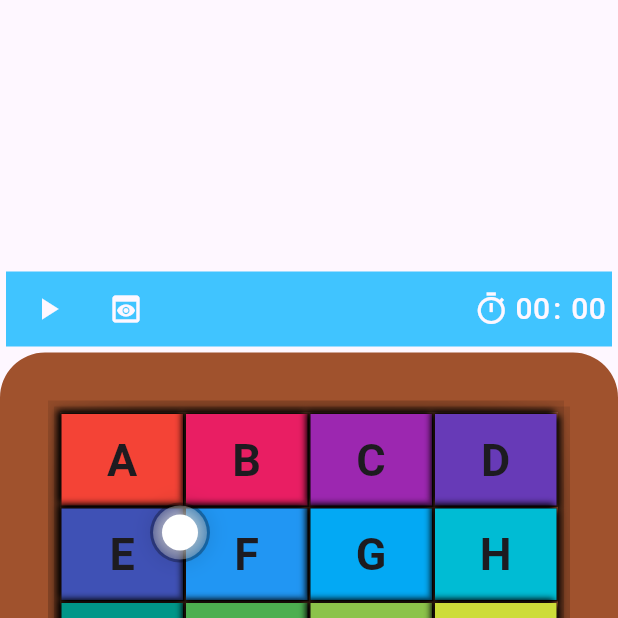
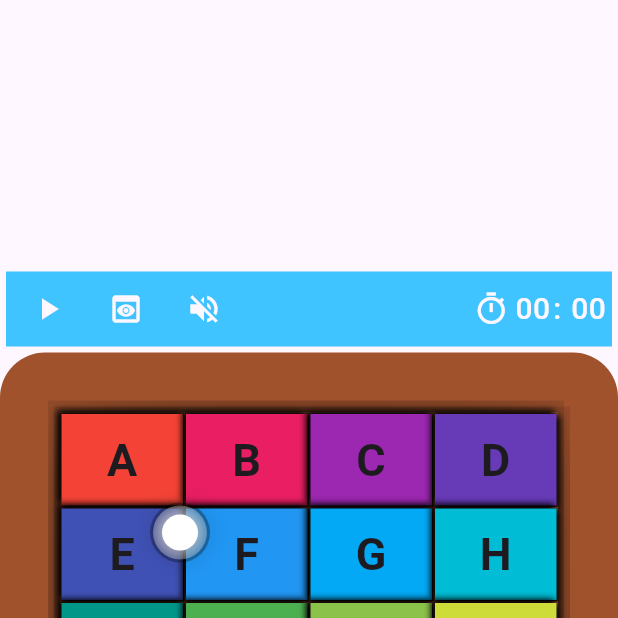
Before and after one commit to ManuelAlex/picture_tile_slider, a Flutter app: the screen it shows after launch, on a phone screen of 412 x 824 dp, the top half of it. Run offline on Flutter 3.47's test engine with Material 3 defaults, Android fonts, the light colour scheme and no system bars; our stand-ins replace audioplayers, image_picker.

Commit message:
minimal implementation of game sound

```diff
--- a/lib/game_board.dart
+++ b/lib/game_board.dart
@@ -74,7 +74,7 @@ class _GameBoardState extends State<GameBoard> {
       isAnimating = true; // Set animation flag to true
     });
 
-    widget.items.swapItem(!widget.gameEngine.isPaused, index);
+    widget.items.swapItem(!widget.gameEngine.isPaused, index, () {});
 
     // Trigger the state update after animation completes
     Future.delayed(const Duration(milliseconds: 90), () {
--- a/lib/game_engine.dart
+++ b/lib/game_engine.dart
@@ -1,6 +1,7 @@
 import 'dart:async';
 
 import 'package:flutter/material.dart';
+import 'package:picture_tile_slider/sound_player.dart';
 
 class GameEngine {
   final ValueNotifier<Duration> _currentTimeNotifier =
@@ -8,6 +9,7 @@ class GameEngine {
   ValueNotifier<Duration> get currentTimeNotifier => _currentTimeNotifier;
 
   final Stopwatch _stopwatch = Stopwatch();
+  final SoundPlayer soundPlayer = SoundPlayer();
   Timer? _timer;
   // final String _currentTime = '0.00';
 
@@ -28,6 +30,7 @@ class GameEngine {
       final Duration elapsed = _stopwatch.elapsed;
       _currentTimeNotifier.value = elapsed;
     });
+    soundPlayer.isSoundEnabled = true;
   }
 
   // Stops the game and resets the timer
@@ -36,13 +39,14 @@ class GameEngine {
     _stopwatch.reset(); // Reset the stopwatch.
     _timer?.cancel();
     _currentTimeNotifier.value = Duration.zero; // Reset the displayed time.
+    soundPlayer.isSoundEnabled = false;
   }
 
   // Pauses the game
   void pause() {
     _pause = true;
     _stopwatch.stop();
-
+    soundPlayer.isSoundEnabled = false;
     _timer?.cancel();
   }
 }
--- a/lib/items.dart
+++ b/lib/items.dart
@@ -1,3 +1,5 @@
+import 'dart:ui';
+
 class Items<T> {
   Items({
     this.crossAxisCount = 4,
@@ -35,7 +37,7 @@ class Items<T> {
   List<T> get items => List<T>.unmodifiable(_items);
 
   // Method to swap items
-  void swapItem(bool canSwap, int newIndex) {
+  void swapItem(bool canSwap, int newIndex, VoidCallback? onSwap) {
     if (canSwap) {
       assert(_dragItemIndex != -1, 'No item is currently being dragged.');
       assert(newIndex >= 0 && newIndex < _items.length,
@@ -55,6 +57,7 @@ class Items<T> {
         _items[dragItemIndex] = _items[newIndex];
         _items[newIndex] = draggedItem;
         dragItemIndex = newIndex;
+        onSwap?.call();
       }
     }
   }
--- /dev/null
+++ b/lib/sound_player.dart
@@ -0,0 +1,29 @@
+// ignore_for_file: unnecessary_getters_setters
+
+import 'package:audioplayers/audioplayers.dart';
+
+class SoundPlayer {
+  final AudioPlayer _audioPlayer = AudioPlayer();
+
+  SoundPlayer();
+  bool _isSoundEnabled = true;
+  bool get isSoundEnabled => _isSoundEnabled;
+  set isSoundEnabled(bool value) => _isSoundEnabled = value;
+
+  Future<void> play() async {
+    if (_isSoundEnabled) {
+      await _audioPlayer.play(AssetSource('sounds/whoosh-fire.wav'),
+          position: const Duration(milliseconds: 20));
+    }
+  }
+
+  Future<void> stop() async {
+    if (_isSoundEnabled) {
+      await _audioPlayer.stop();
+    }
+  }
+
+  void toggleSound() {
+    isSoundEnabled = !isSoundEnabled;
+  }
+}
--- a/lib/top_bar.dart
+++ b/lib/top_bar.dart
@@ -4,7 +4,7 @@ import 'package:picture_tile_slider/helpers.dart';
 
 import 'game_engine.dart';
 
-class TopBar extends StatelessWidget {
+class TopBar extends StatefulWidget {
   const TopBar({
     super.key,
     required GameEngine gameEngine,
@@ -20,8 +20,14 @@ class TopBar extends StatelessWidget {
   final GameItems gameItems;
 
   @override
+  State<TopBar> createState() => _TopBarState();
+}
+
+class _TopBarState extends State<TopBar> {
+  @override
   Widget build(BuildContext context) {
     String toDigitsTime(int t) => (t % 60).toString().padLeft(2, '0');
+    final Color color = Theme.of(context).scaffoldBackgroundColor;
     return Container(
       margin: const EdgeInsets.all(4),
       padding: const EdgeInsets.all(4),
@@ -31,22 +37,38 @@ class TopBar extends StatelessWidget {
       child: Row(
         children: [
           IconButton(
-            tooltip: _gameEngine.isPaused ? 'Click to play' : 'Click to pause',
-            onPressed: onPlayOrPause,
+            tooltip: widget._gameEngine.isPaused
+                ? 'Click to play'
+                : 'Click to pause',
+            onPressed: widget.onPlayOrPause,
             icon: Icon(
-              _gameEngine.isPaused ? Icons.play_arrow : Icons.pause,
-              color: Theme.of(context).scaffoldBackgroundColor,
+              widget._gameEngine.isPaused ? Icons.play_arrow : Icons.pause,
+              color: color,
             ),
           ),
           const SizedBox(width: 4),
           PreviewMenuButton(
-            crossAxisCount: crossAxisCount,
-            mainAxisCount: mainAxisCount,
-            gameItems: gameItems,
+            crossAxisCount: widget.crossAxisCount,
+            mainAxisCount: widget.mainAxisCount,
+            gameItems: widget.gameItems,
+          ),
+          const SizedBox(width: 4),
+          IconButton(
+            onPressed: () {
+              setState(() {
+                widget._gameEngine.soundPlayer.toggleSound();
+              });
+            },
+            icon: Icon(
+              widget._gameEngine.soundPlayer.isSoundEnabled
+                  ? Icons.volume_up
+                  : Icons.volume_off,
+            ),
+            color: color,
           ),
           const Spacer(),
           ValueListenableBuilder<Duration>(
-            valueListenable: _gameEngine.currentTimeNotifier,
+            valueListenable: widget._gameEngine.currentTimeNotifier,
             builder: (context, currentDuration, child) {
               return MinutesAndSecondsText(
                 seconds: toDigitsTime(currentDuration.inSeconds),
@@ -77,7 +99,9 @@ class PreviewMenuButton extends StatelessWidget {
 
   @override
   Widget build(BuildContext context) {
-    return MenuAnchor(
+    return Tooltip(
+      message: 'Click to view puzzle preview',
+      child: MenuAnchor(
         menuChildren: <Widget>[
           SizedBox(
             width: 300,
@@ -117,6 +141,7 @@ class PreviewMenuButton extends StatelessWidget {
             ),
           );
         },
+      ),
     );
   }
 }
--- a/pubspec.yaml
+++ b/pubspec.yaml
@@ -34,6 +34,7 @@ dependencies:
 
   # The following adds the Cupertino Icons font to your application.
   # Use with the CupertinoIcons class for iOS style icons.
+  audioplayers: ^6.1.0
   cupertino_icons: ^1.0.8
   image_picker: ^1.1.2
 
@@ -62,6 +63,7 @@ flutter:
   # To add assets to your application, add an assets section, like this:
   assets:
     - assets/images/
+    - assets/sounds/
   #   - images/a_dot_ham.jpeg
 
   # An image asset can refer to one or more resolution-specific "variants", see
```
Also changed, not shown: lib/picture_tile_slider.dart (+6 -2 lines), pubspec.lock, 7 other files. Lines whose indentation alone changed are shown as unchanged.
